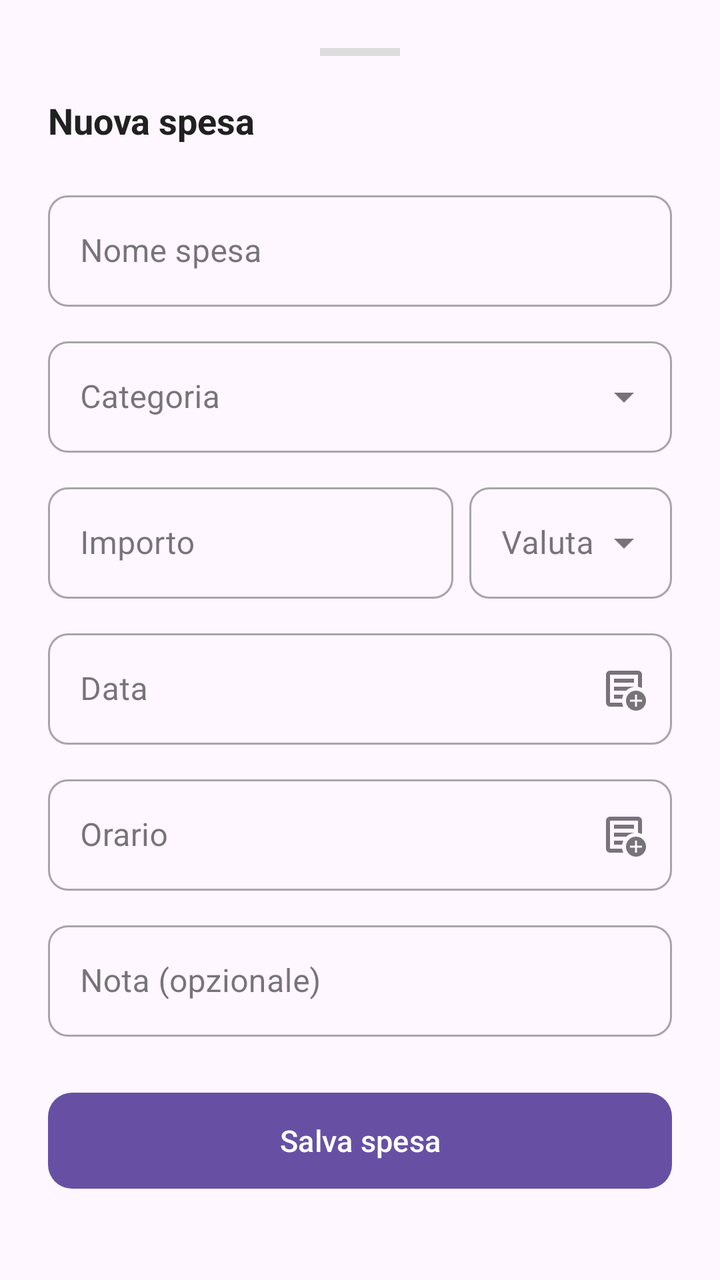
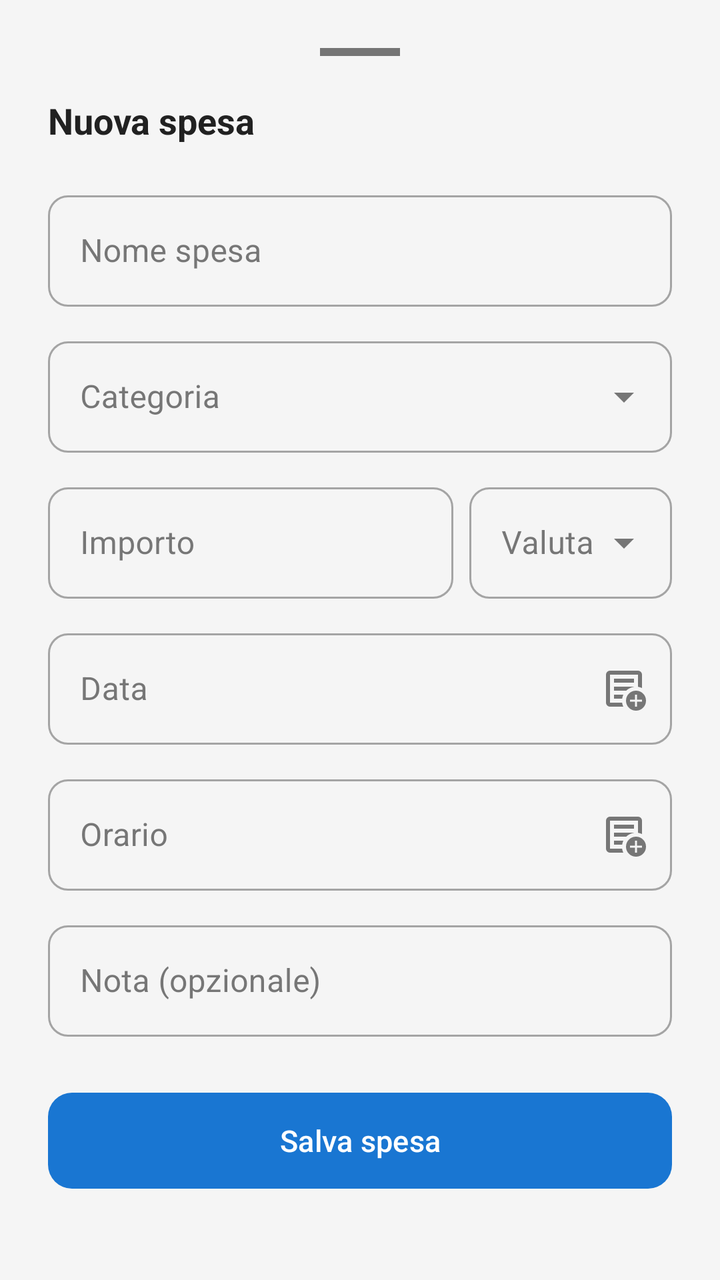

The first picture is an Android layout as it rendered before a commit; the second is the same layout after the commit. The layout source and the unified diff follow.
<!-- AndroidManifest.xml: application theme Theme.Progetto_mobile -->
<!-- res/layout/bottom_sheet_expense_form.xml -->
<?xml version="1.0" encoding="utf-8"?>
<ScrollView
    xmlns:android="http://schemas.android.com/apk/res/android"
    xmlns:app="http://schemas.android.com/apk/res-auto"
    android:layout_width="match_parent"
    android:layout_height="wrap_content">

    <LinearLayout
        android:layout_width="match_parent"
        android:layout_height="wrap_content"
        android:orientation="vertical"
        android:padding="24dp">

        
        <View
            android:layout_width="40dp"
            android:layout_height="4dp"
            android:layout_gravity="center_horizontal"
            android:layout_marginBottom="20dp"
            android:background="#DDDDDD" />

        <TextView
            android:layout_width="wrap_content"
            android:layout_height="wrap_content"
            android:layout_marginBottom="20dp"
            android:text="Nuova spesa"
            android:textColor="#212121"
            android:textSize="18sp"
            android:textStyle="bold" />

        
        <com.google.android.material.textfield.TextInputLayout
            android:id="@+id/til_name"
            android:layout_width="match_parent"
            android:layout_height="wrap_content"
            android:layout_marginBottom="12dp"
            android:hint="Nome spesa"
            app:boxCornerRadiusBottomEnd="10dp"
            app:boxCornerRadiusBottomStart="10dp"
            app:boxCornerRadiusTopEnd="10dp"
            app:boxCornerRadiusTopStart="10dp"
            style="@style/Widget.MaterialComponents.TextInputLayout.OutlinedBox">

            <com.google.android.material.textfield.TextInputEditText
                android:id="@+id/et_name"
                android:layout_width="match_parent"
                android:layout_height="wrap_content"
                android:inputType="textCapSentences" />

        </com.google.android.material.textfield.TextInputLayout>

        
        <com.google.android.material.textfield.TextInputLayout
            android:id="@+id/til_category"
            android:layout_width="match_parent"
            android:layout_height="wrap_content"
            android:layout_marginBottom="12dp"
            android:hint="Categoria"
            app:boxCornerRadiusBottomEnd="10dp"
            app:boxCornerRadiusBottomStart="10dp"
            app:boxCornerRadiusTopEnd="10dp"
            app:boxCornerRadiusTopStart="10dp"
            style="@style/Widget.MaterialComponents.TextInputLayout.OutlinedBox.ExposedDropdownMenu">

            <AutoCompleteTextView
                android:id="@+id/acv_category"
                android:layout_width="match_parent"
                android:layout_height="wrap_content"
                android:focusable="false"
                android:inputType="none" />

        </com.google.android.material.textfield.TextInputLayout>

        
        <LinearLayout
            android:layout_width="match_parent"
            android:layout_height="wrap_content"
            android:orientation="horizontal"
            android:layout_marginBottom="12dp">

            <com.google.android.material.textfield.TextInputLayout
                android:id="@+id/til_amount"
                android:layout_width="0dp"
                android:layout_height="wrap_content"
                android:layout_weight="2"
                android:layout_marginEnd="8dp"
                android:hint="Importo"
                app:boxCornerRadiusBottomEnd="10dp"
                app:boxCornerRadiusBottomStart="10dp"
                app:boxCornerRadiusTopEnd="10dp"
                app:boxCornerRadiusTopStart="10dp"
                style="@style/Widget.MaterialComponents.TextInputLayout.OutlinedBox">

                <com.google.android.material.textfield.TextInputEditText
                    android:id="@+id/et_amount"
                    android:layout_width="match_parent"
                    android:layout_height="wrap_content"
                    android:inputType="numberDecimal" />

            </com.google.android.material.textfield.TextInputLayout>

            
            <com.google.android.material.textfield.TextInputLayout
                android:id="@+id/til_currency"
                android:layout_width="0dp"
                android:layout_height="wrap_content"
                android:layout_weight="1"
                android:hint="Valuta"
                app:boxCornerRadiusBottomEnd="10dp"
                app:boxCornerRadiusBottomStart="10dp"
                app:boxCornerRadiusTopEnd="10dp"
                app:boxCornerRadiusTopStart="10dp"
                style="@style/Widget.MaterialComponents.TextInputLayout.OutlinedBox.ExposedDropdownMenu">

                <AutoCompleteTextView
                    android:id="@+id/acv_currency"
                    android:layout_width="match_parent"
                    android:layout_height="wrap_content"
                    android:focusable="false"
                    android:inputType="none" />

            </com.google.android.material.textfield.TextInputLayout>

        </LinearLayout>

        
        <com.google.android.material.textfield.TextInputLayout
            android:id="@+id/til_date"
            android:layout_width="match_parent"
            android:layout_height="wrap_content"
            android:layout_marginBottom="12dp"
            android:hint="Data"
            app:endIconMode="custom"
            app:endIconDrawable="@drawable/ic_history"
            app:boxCornerRadiusBottomEnd="10dp"
            app:boxCornerRadiusBottomStart="10dp"
            app:boxCornerRadiusTopEnd="10dp"
            app:boxCornerRadiusTopStart="10dp"
            style="@style/Widget.MaterialComponents.TextInputLayout.OutlinedBox">

            <com.google.android.material.textfield.TextInputEditText
                android:id="@+id/et_date"
                android:layout_width="match_parent"
                android:layout_height="wrap_content"
                android:focusable="false"
                android:inputType="none" />

        </com.google.android.material.textfield.TextInputLayout>
        
        <com.google.android.material.textfield.TextInputLayout
            android:id="@+id/til_time"
            android:layout_width="match_parent"
            android:layout_height="wrap_content"
            android:layout_marginBottom="12dp"
            android:hint="Orario"
            app:endIconMode="custom"
            app:endIconDrawable="@drawable/ic_history"
            app:boxCornerRadiusBottomEnd="10dp"
            app:boxCornerRadiusBottomStart="10dp"
            app:boxCornerRadiusTopEnd="10dp"
            app:boxCornerRadiusTopStart="10dp"
            style="@style/Widget.MaterialComponents.TextInputLayout.OutlinedBox">

            <com.google.android.material.textfield.TextInputEditText
                android:id="@+id/et_time"
                android:layout_width="match_parent"
                android:layout_height="wrap_content"
                android:focusable="false"
                android:inputType="none" />

        </com.google.android.material.textfield.TextInputLayout>
        
        <com.google.android.material.textfield.TextInputLayout
            android:id="@+id/til_note"
            android:layout_width="match_parent"
            android:layout_height="wrap_content"
            android:layout_marginBottom="24dp"
            android:hint="Nota (opzionale)"
            app:boxCornerRadiusBottomEnd="10dp"
            app:boxCornerRadiusBottomStart="10dp"
            app:boxCornerRadiusTopEnd="10dp"
            app:boxCornerRadiusTopStart="10dp"
            style="@style/Widget.MaterialComponents.TextInputLayout.OutlinedBox">

            <com.google.android.material.textfield.TextInputEditText
                android:id="@+id/et_note"
                android:layout_width="match_parent"
                android:layout_height="wrap_content"
                android:inputType="textCapSentences" />

        </com.google.android.material.textfield.TextInputLayout>
        
        <LinearLayout
            android:id="@+id/layout_ai_enhance"
            android:layout_width="match_parent"
            android:layout_height="wrap_content"
            android:orientation="vertical"
            android:layout_marginBottom="16dp"
            android:visibility="gone">

            <com.google.android.material.button.MaterialButton
                android:id="@+id/btn_ai_enhance"
                android:layout_width="match_parent"
                android:layout_height="48dp"
                android:text="Migliora con AI"
                android:textSize="14sp"
                style="@style/Widget.Material3.Button.OutlinedButton"
                app:strokeColor="#1976D2"
                android:textColor="#1976D2"
                app:cornerRadius="10dp" />

            <TextView
                android:id="@+id/tv_ai_status"
                android:layout_width="match_parent"
                android:layout_height="wrap_content"
                android:layout_marginTop="4dp"
                android:gravity="center"
                android:textColor="#9E9E9E"
                android:textSize="12sp"
                android:visibility="gone" />

        </LinearLayout>
        
        <com.google.android.material.button.MaterialButton
            android:id="@+id/btn_save"
            android:layout_width="match_parent"
            android:layout_height="56dp"
            android:text="Salva spesa"
            android:textSize="15sp"
            app:cornerRadius="12dp" />

    </LinearLayout>
</ScrollView>
<!-- resources referenced by this layout -->
<resources>
  <!-- drawable ic_history (drawable) -->
  <vector xmlns:android="http://schemas.android.com/apk/res/android" android:height="24dp" android:tint="#000000" android:viewportHeight="960" android:viewportWidth="960" android:width="24dp">
        
      <path android:fillColor="@android:color/white" android:pathData="M200,840Q167,840 143.5,816.5Q120,793 120,760L120,200Q120,167 143.5,143.5Q167,120 200,120L760,120Q793,120 816.5,143.5Q840,167 840,200L840,468Q821,459 801,452.5Q781,446 760,443L760,200Q760,200 760,200Q760,200 760,200L200,200Q200,200 200,200Q200,200 200,200L200,760Q200,760 200,760Q200,760 200,760L442,760Q445,782 451.5,802Q458,822 467,840L200,840ZM200,720Q200,731 200,740.5Q200,750 200,760L200,760Q200,760 200,760Q200,760 200,760L200,200Q200,200 200,200Q200,200 200,200L200,200Q200,200 200,200Q200,200 200,200L200,443Q200,441 200,440.5Q200,440 200,440Q200,440 200,522Q200,604 200,720ZM280,680L443,680Q446,659 452.5,639Q459,619 467,600L280,600L280,680ZM280,520L524,520Q556,490 595.5,470Q635,450 680,443L680,440L280,440L280,520ZM280,360L680,360L680,280L280,280L280,360ZM720,920Q637,920 578.5,861.5Q520,803 520,720Q520,637 578.5,578.5Q637,520 720,520Q803,520 861.5,578.5Q920,637 920,720Q920,803 861.5,861.5Q803,920 720,920ZM700,840L740,840L740,740L840,740L840,700L740,700L740,600L700,600L700,700L600,700L600,740L700,740L700,840Z"/>
      
  </vector>
  <style name="Theme.Progetto_mobile" parent="Base.Theme.Progetto_mobile" />
  <style name="Base.Theme.Progetto_mobile" parent="Theme.Material3.DayNight.NoActionBar">
      </style>
</resources>

<!-- the commit's change to res/layout/bottom_sheet_expense_form.xml (unified diff, before → after) -->
@@ -17,14 +17,14 @@
             android:layout_height="4dp"
             android:layout_gravity="center_horizontal"
             android:layout_marginBottom="20dp"
-            android:background="#DDDDDD" />
+            android:background="@color/color_on_surface_secondary" />
 
         <TextView
             android:layout_width="wrap_content"
             android:layout_height="wrap_content"
             android:layout_marginBottom="20dp"
             android:text="Nuova spesa"
-            android:textColor="#212121"
+            android:textColor="@color/color_on_surface"
             android:textSize="18sp"
             android:textStyle="bold" />
 
<!-- resource entries referenced after the edit -->
@@ -1,5 +1,7 @@
 <!-- resources referenced by this layout -->
 <resources>
+  <color name="color_on_surface">#212121</color>
+  <color name="color_on_surface_secondary">#757575</color>
   <!-- drawable ic_history (drawable) -->
   <vector xmlns:android="http://schemas.android.com/apk/res/android" android:height="24dp" android:tint="#000000" android:viewportHeight="960" android:viewportWidth="960" android:width="24dp">
         
@@ -8,6 +10,19 @@
   </vector>
   <style name="Theme.Progetto_mobile" parent="Base.Theme.Progetto_mobile" />
   <style name="Base.Theme.Progetto_mobile" parent="Theme.Material3.DayNight.NoActionBar">
+          <item name="colorPrimary">@color/primary</item>
+          <item name="colorPrimaryDark">@color/primary_dark</item>
+          <item name="colorAccent">@color/accent</item>
+          
+          <item name="android:colorBackground">@color/color_background</item>
+          <item name="colorSurface">@color/color_surface</item>
+          <item name="colorOnSurface">@color/color_on_surface</item>
+          <item name="colorOnSurfaceVariant">@color/color_on_surface_secondary</item>
       </style>
+  <color name="primary">#1976D2</color>
+  <color name="primary_dark">#1565C0</color>
+  <color name="accent">#FF6D00</color>
+  <color name="color_background">#F5F5F5</color>
+  <color name="color_surface">#FFFFFF</color>
 </resources>
 
